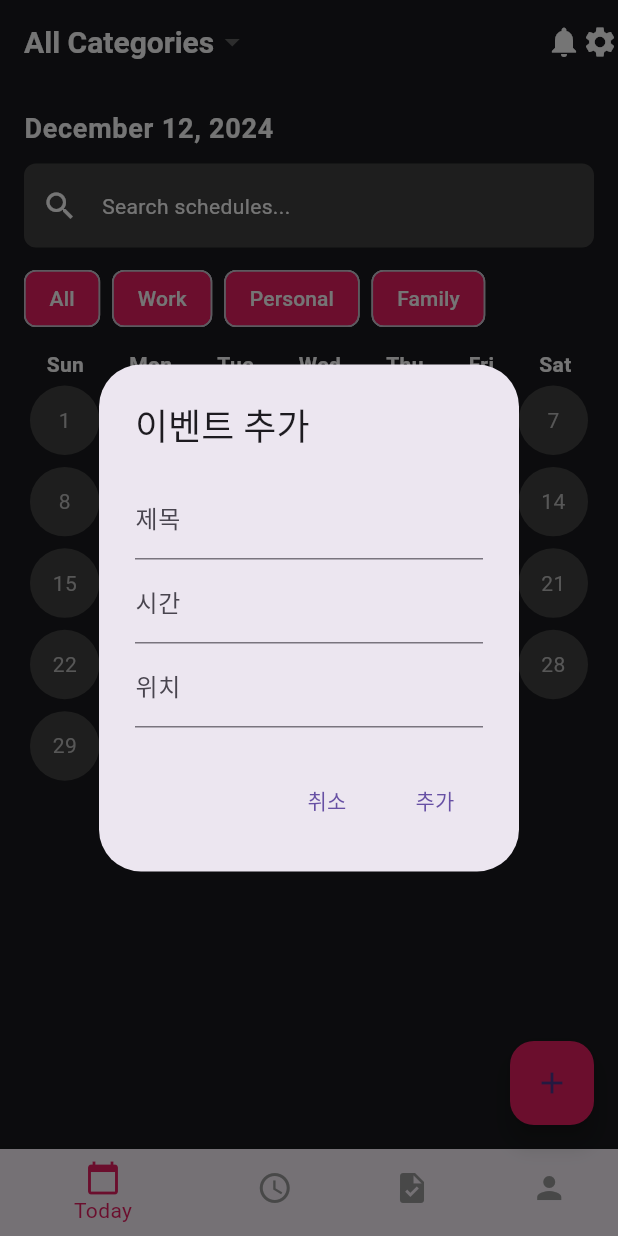
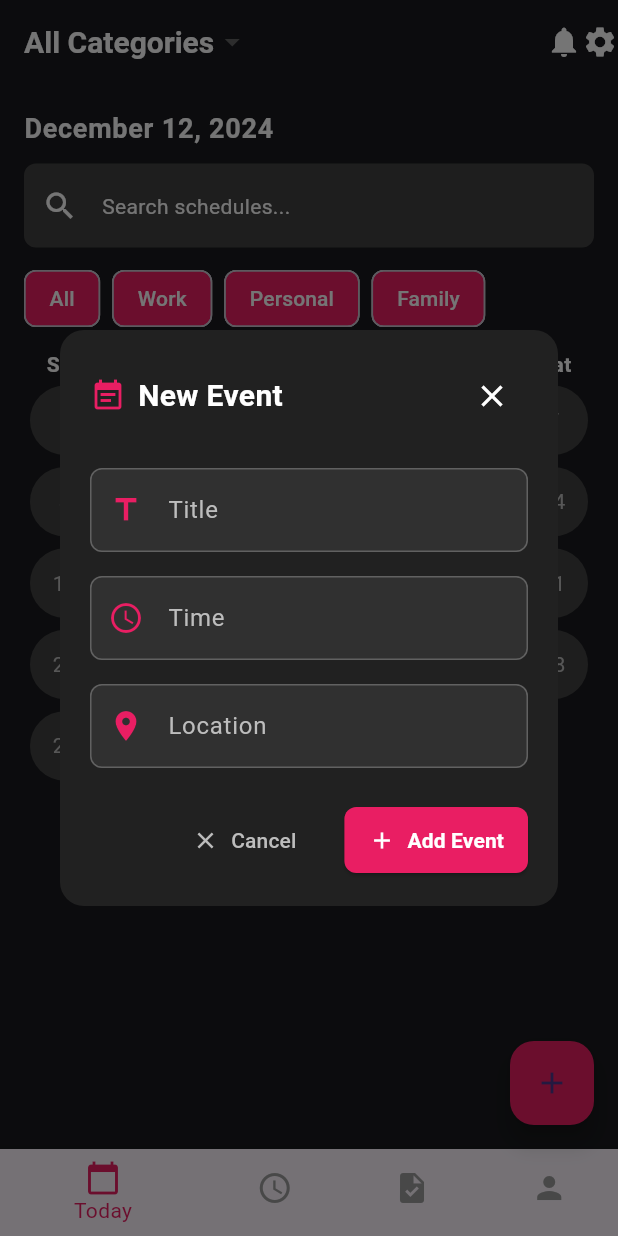
Before and after one commit to wjdrkdudWkd/simple-calendar-app, a Flutter app: the screen it shows after launch, after a tap on the "add" icon, on a phone screen of 412 x 824 dp. Run offline on Flutter 3.47's test engine with Material 3 defaults, Android fonts, the phone set to English and light mode, and no system bars; our stand-ins replace sqflite, sqflite_common_ffi; accounts and stored records are empty.

Commit message:
add event ui

```diff
--- a/simple_calendar_app/lib/home_page.dart
+++ b/simple_calendar_app/lib/home_page.dart
@@ -79,31 +79,120 @@ class _HomePageState extends State<HomePage> {
     await showDialog(
       context: context,
       builder: (context) {
-        return AlertDialog(
-          title: const Text('이벤트 추가'),
-          content: Column(
+        return Dialog(
+          backgroundColor: Colors.grey[900],
+          shape: RoundedRectangleBorder(
+            borderRadius: BorderRadius.circular(16),
+          ),
+          child: Padding(
+            padding: const EdgeInsets.all(20.0),
+            child: Column(
               mainAxisSize: MainAxisSize.min,
+              crossAxisAlignment: CrossAxisAlignment.start,
               children: [
-              TextField(
-                controller: titleController,
-                decoration: const InputDecoration(labelText: '제목'),
+                Row(
+                  mainAxisAlignment: MainAxisAlignment.spaceBetween,
+                  children: [
+                    const Row(
+                      children: [
+                        Icon(
+                          Icons.event_note,
+                          color: Colors.pink,
+                          size: 24,
                         ),
-              TextField(
-                controller: timeController,
-                decoration: const InputDecoration(labelText: '시간'),
+                        SizedBox(width: 8),
+                        Text(
+                          'New Event',
+                          style: TextStyle(
+                            color: Colors.white,
+                            fontSize: 20,
+                            fontWeight: FontWeight.bold,
                           ),
-              TextField(
-                controller: locationController,
-                decoration: const InputDecoration(labelText: '위치'),
                         ),
                       ],
                     ),
-          actions: [
-            TextButton(
+                    IconButton(
+                      icon: const Icon(Icons.close, color: Colors.white),
                       onPressed: () => Navigator.pop(context),
-              child: const Text('취소'),
                     ),
-            TextButton(
+                  ],
+                ),
+                const SizedBox(height: 24),
+                TextField(
+                  controller: titleController,
+                  style: const TextStyle(color: Colors.white),
+                  decoration: InputDecoration(
+                    labelText: 'Title',
+                    labelStyle: TextStyle(color: Colors.grey[400]),
+                    prefixIcon: const Icon(Icons.title, color: Colors.pink),
+                    enabledBorder: OutlineInputBorder(
+                      borderRadius: BorderRadius.circular(8),
+                      borderSide: BorderSide(color: Colors.grey[700]!),
+                    ),
+                    focusedBorder: const OutlineInputBorder(
+                      borderRadius: BorderRadius.all(Radius.circular(8)),
+                      borderSide: BorderSide(color: Colors.pink),
+                    ),
+                    filled: true,
+                    fillColor: Colors.grey[850],
+                  ),
+                ),
+                const SizedBox(height: 16),
+                TextField(
+                  controller: timeController,
+                  style: const TextStyle(color: Colors.white),
+                  decoration: InputDecoration(
+                    labelText: 'Time',
+                    labelStyle: TextStyle(color: Colors.grey[400]),
+                    prefixIcon:
+                        const Icon(Icons.access_time, color: Colors.pink),
+                    enabledBorder: OutlineInputBorder(
+                      borderRadius: BorderRadius.circular(8),
+                      borderSide: BorderSide(color: Colors.grey[700]!),
+                    ),
+                    focusedBorder: const OutlineInputBorder(
+                      borderRadius: BorderRadius.all(Radius.circular(8)),
+                      borderSide: BorderSide(color: Colors.pink),
+                    ),
+                    filled: true,
+                    fillColor: Colors.grey[850],
+                  ),
+                ),
+                const SizedBox(height: 16),
+                TextField(
+                  controller: locationController,
+                  style: const TextStyle(color: Colors.white),
+                  decoration: InputDecoration(
+                    labelText: 'Location',
+                    labelStyle: TextStyle(color: Colors.grey[400]),
+                    prefixIcon:
+                        const Icon(Icons.location_on, color: Colors.pink),
+                    enabledBorder: OutlineInputBorder(
+                      borderRadius: BorderRadius.circular(8),
+                      borderSide: BorderSide(color: Colors.grey[700]!),
+                    ),
+                    focusedBorder: const OutlineInputBorder(
+                      borderRadius: BorderRadius.all(Radius.circular(8)),
+                      borderSide: BorderSide(color: Colors.pink),
+                    ),
+                    filled: true,
+                    fillColor: Colors.grey[850],
+                  ),
+                ),
+                const SizedBox(height: 24),
+                Row(
+                  mainAxisAlignment: MainAxisAlignment.end,
+                  children: [
+                    TextButton.icon(
+                      onPressed: () => Navigator.pop(context),
+                      icon: Icon(Icons.close, color: Colors.grey[400]),
+                      label: Text(
+                        'Cancel',
+                        style: TextStyle(color: Colors.grey[400]),
+                      ),
+                    ),
+                    const SizedBox(width: 16),
+                    ElevatedButton.icon(
                       onPressed: () async {
                         final db = AppDatabase.instance;
                         final dateString =
@@ -118,9 +207,33 @@ class _HomePageState extends State<HomePage> {
                         Navigator.pop(context);
                         _loadEvents();
                       },
-              child: const Text('추가'),
+                      style: ElevatedButton.styleFrom(
+                        backgroundColor: Colors.pink,
+                        padding: const EdgeInsets.symmetric(
+                          horizontal: 16,
+                          vertical: 12,
+                        ),
+                        shape: RoundedRectangleBorder(
+                          borderRadius: BorderRadius.circular(8),
+                        ),
+                      ),
+                      icon: const Icon(
+                        Icons.add,
+                        color: Colors.white,
+                      ),
+                      label: const Text(
+                        'Add Event',
+                        style: TextStyle(
+                          color: Colors.white,
+                          fontWeight: FontWeight.bold,
+                        ),
+                      ),
                     ),
                   ],
+                ),
+              ],
+            ),
+          ),
         );
       },
     );
```
Also changed, not shown: 1 other file. Lines whose indentation alone changed are shown as unchanged.
